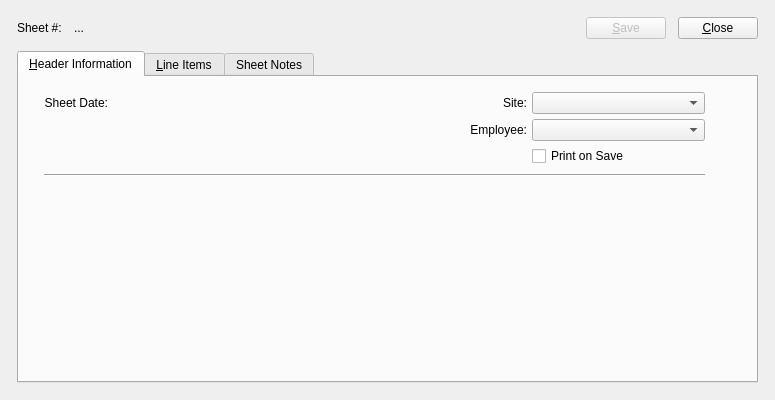
Before: the Qt Designer form xttelite/trunk/resources/client/uiforms/te.ui in WooodHead/xtuple, drawn with Qt 5.
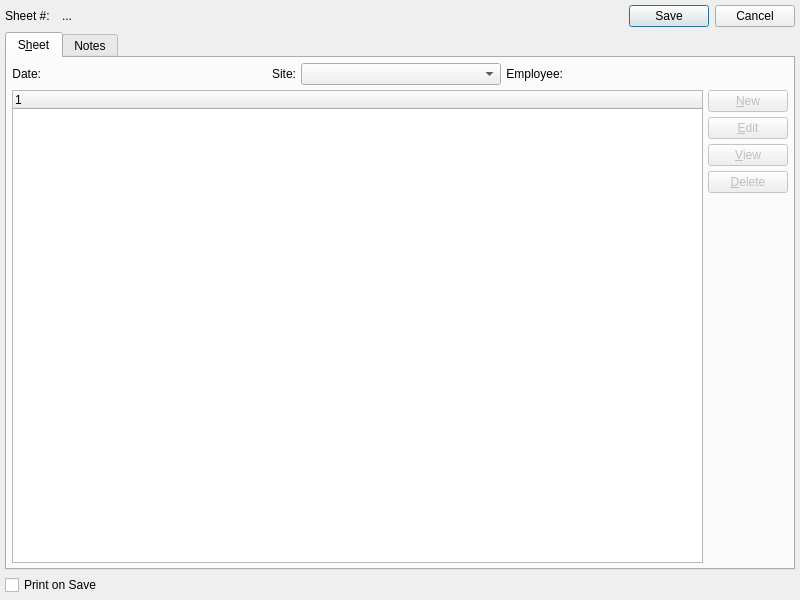
After: the same form once the commit is applied. Custom widgets are drawn as their Qt base class.

What changed in the file:
```diff
--- a/xttelite/trunk/resources/client/uiforms/te.ui
+++ b/xttelite/trunk/resources/client/uiforms/te.ui
@@ -13,8 +13,8 @@
    <rect>
     <x>0</x>
     <y>0</y>
-    <width>775</width>
-    <height>400</height>
+    <width>800</width>
+    <height>600</height>
    </rect>
   </property>
   <property name="minimumSize">
@@ -26,15 +26,7 @@
   <property name="windowTitle">
    <string>Time and Expense</string>
   </property>
-  <layout class="QGridLayout" name="gridLayout_3">
-   <item row="0" column="0">
-    <layout class="QGridLayout">
-     <property name="margin">
-      <number>12</number>
-     </property>
-     <property name="spacing">
-      <number>12</number>
-     </property>
+  <layout class="QGridLayout" name="gridLayout_2">
      <item row="0" column="0">
       <layout class="QHBoxLayout">
        <property name="spacing">
@@ -71,19 +63,9 @@
         </spacer>
        </item>
        <item>
-        <widget class="QPushButton" name="_save">
-         <property name="enabled">
-          <bool>false</bool>
-         </property>
-         <property name="text">
-          <string>&amp;Save</string>
-         </property>
-        </widget>
-       </item>
-       <item>
-        <widget class="QPushButton" name="_close">
-         <property name="text">
-          <string>&amp;Close</string>
+      <widget class="QDialogButtonBox" name="_buttonBox">
+       <property name="standardButtons">
+        <set>QDialogButtonBox::Cancel|QDialogButtonBox::Save</set>
          </property>
         </widget>
        </item>
@@ -99,29 +81,22 @@
        </property>
        <widget class="QWidget" name="_headerPage">
         <attribute name="title">
-         <string>&amp;Header Information</string>
-        </attribute>
-        <widget class="QWidget" name="layoutWidget">
-         <property name="geometry">
-          <rect>
-           <x>20</x>
-           <y>10</y>
-           <width>671</width>
-           <height>97</height>
-          </rect>
-         </property>
-         <layout class="QGridLayout" name="gridLayout_2">
-          <item row="0" column="0">
+       <string>S&amp;heet</string>
+      </attribute>
+      <layout class="QGridLayout" name="gridLayout">
+       <item row="0" column="0" colspan="2">
+        <layout class="QHBoxLayout" name="horizontalLayout">
+         <item>
            <widget class="QLabel" name="_weekendingLit">
             <property name="text">
-             <string>Sheet Date:</string>
+            <string>Date:</string>
             </property>
             <property name="alignment">
              <set>Qt::AlignRight|Qt::AlignTrailing|Qt::AlignVCenter</set>
             </property>
            </widget>
           </item>
-          <item row="0" column="1">
+         <item>
            <widget class="DLineEdit" name="_weekending">
             <property name="enabled">
              <bool>true</bool>
@@ -140,20 +115,7 @@
             </property>
            </widget>
           </item>
-          <item row="0" column="2">
-           <spacer name="horizontalSpacer">
-            <property name="orientation">
-             <enum>Qt::Horizontal</enum>
-            </property>
-            <property name="sizeHint" stdset="0">
-             <size>
-              <width>40</width>
-              <height>20</height>
-             </size>
-            </property>
-           </spacer>
-          </item>
-          <item row="0" column="3">
+         <item>
            <widget class="QLabel" name="_siteLit">
             <property name="text">
              <string>Site:</string>
@@ -166,7 +128,7 @@
             </property>
            </widget>
           </item>
-          <item row="0" column="4">
+         <item>
            <widget class="WComboBox" name="_site">
             <property name="sizePolicy">
              <sizepolicy hsizetype="Expanding" vsizetype="Fixed">
@@ -182,7 +144,7 @@
             </property>
            </widget>
           </item>
-          <item row="1" column="3">
+         <item>
            <widget class="QLabel" name="_originatedByLit">
             <property name="text">
              <string>Employee:</string>
@@ -193,60 +155,28 @@
             <property name="margin">
              <number>3</number>
             </property>
-            <property name="buddy">
-             <cstring>_employees</cstring>
-            </property>
-           </widget>
-          </item>
-          <item row="1" column="4">
-           <widget class="XComboBox" name="_employees">
-            <property name="sizePolicy">
-             <sizepolicy hsizetype="Expanding" vsizetype="Fixed">
-              <horstretch>0</horstretch>
-              <verstretch>0</verstretch>
-             </sizepolicy>
-            </property>
-            <property name="maximumSize">
-             <size>
-              <width>200</width>
-              <height>16777215</height>
-             </size>
-            </property>
-           </widget>
-          </item>
-          <item row="2" column="4">
-           <widget class="QCheckBox" name="_printSheet">
-            <property name="text">
-             <string>Print on Save</string>
-            </property>
-           </widget>
-          </item>
-          <item row="3" column="0" colspan="5">
-           <widget class="Line" name="line_3">
-            <property name="sizePolicy">
-             <sizepolicy hsizetype="Expanding" vsizetype="Expanding">
-              <horstretch>0</horstretch>
-              <verstretch>0</verstretch>
-             </sizepolicy>
-            </property>
+          </widget>
+         </item>
+         <item>
+          <widget class="EmpCluster" name="_employee"/>
+         </item>
+         <item>
+          <spacer name="horizontalSpacer_2">
             <property name="orientation">
              <enum>Qt::Horizontal</enum>
             </property>
-           </widget>
-          </item>
-         </layout>
-        </widget>
-       </widget>
-       <widget class="QWidget" name="_lineItemsPage">
-        <attribute name="title">
-         <string>&amp;Line Items</string>
-        </attribute>
-        <layout class="QGridLayout" name="gridLayout">
-         <item row="0" column="0">
+           <property name="sizeHint" stdset="0">
+            <size>
+             <width>0</width>
+             <height>20</height>
+            </size>
+           </property>
+          </spacer>
+         </item>
+        </layout>
+       </item>
+       <item row="1" column="0">
           <widget class="XTreeWidget" name="_lines">
-           <property name="focusPolicy">
-            <enum>Qt::NoFocus</enum>
-           </property>
            <property name="alternatingRowColors">
             <bool>false</bool>
            </property>
@@ -255,25 +185,16 @@
            </property>
           </widget>
          </item>
-         <item row="0" column="1">
+       <item row="1" column="1">
           <layout class="QVBoxLayout" name="verticalLayout">
-           <property name="spacing">
-            <number>5</number>
-           </property>
            <item>
             <widget class="QPushButton" name="_new">
              <property name="enabled">
               <bool>false</bool>
              </property>
-             <property name="focusPolicy">
-              <enum>Qt::StrongFocus</enum>
-             </property>
              <property name="text">
               <string>&amp;New</string>
              </property>
-             <property name="autoDefault">
-              <bool>true</bool>
-             </property>
             </widget>
            </item>
            <item>
@@ -281,9 +202,6 @@
              <property name="enabled">
               <bool>false</bool>
              </property>
-             <property name="focusPolicy">
-              <enum>Qt::StrongFocus</enum>
-             </property>
              <property name="text">
               <string>&amp;Edit</string>
              </property>
@@ -297,9 +215,6 @@
              <property name="enabled">
               <bool>false</bool>
              </property>
-             <property name="focusPolicy">
-              <enum>Qt::StrongFocus</enum>
-             </property>
              <property name="text">
               <string>&amp;View</string>
              </property>
@@ -313,9 +228,6 @@
              <property name="enabled">
               <bool>false</bool>
              </property>
-             <property name="focusPolicy">
-              <enum>Qt::NoFocus</enum>
-             </property>
              <property name="text">
               <string>&amp;Delete</string>
              </property>
@@ -346,7 +258,7 @@
        </widget>
        <widget class="QWidget" name="_sheetNotesPage">
         <attribute name="title">
-         <string>Sheet Notes</string>
+       <string>Notes</string>
         </attribute>
         <layout class="QGridLayout">
          <item row="0" column="0">
@@ -360,7 +272,12 @@
        </widget>
       </widget>
      </item>
-    </layout>
+   <item row="2" column="0">
+    <widget class="QCheckBox" name="_printSheet">
+     <property name="text">
+      <string>Print on Save</string>
+     </property>
+    </widget>
    </item>
   </layout>
  </widget>
@@ -373,6 +290,11 @@
    <header>datecluster.h</header>
    <container>1</container>
   </customwidget>
+  <customwidget>
+   <class>EmpCluster</class>
+   <extends>QWidget</extends>
+   <header>empcluster.h</header>
+  </customwidget>
   <customwidget>
    <class>WComboBox</class>
    <extends>XComboBox</extends>
```
Left out of the diff: 75 changed lines with no effect on the pictures. Lines whose indentation alone changed are shown as unchanged.
